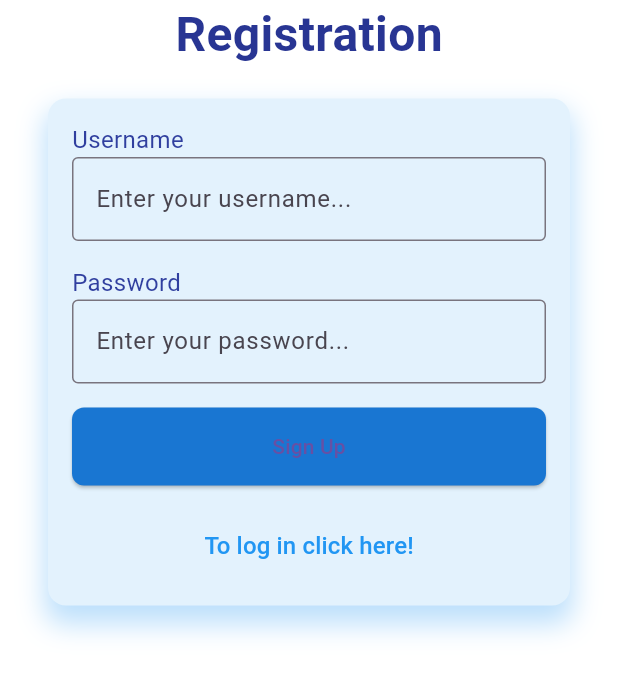
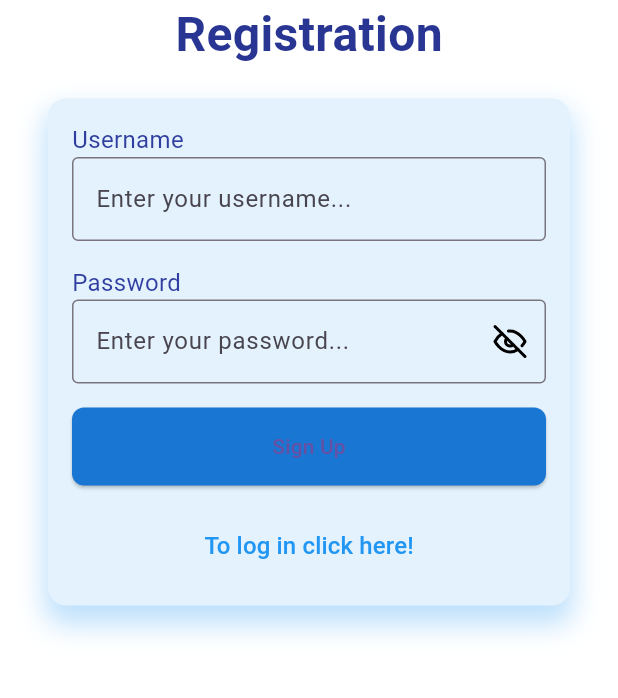
Before and after one commit to DefNet-Enterprise-Mobile-Application/EMAD2024-25-_DefNet-Front-End, a Flutter app: the screen it shows after launch, after a tap on "Click here to register!", on a phone screen of 412 x 824 dp, the part 443-1141 px from its top. Run offline on Flutter 3.47's test engine with Material 3 defaults, Android fonts, the phone set to English and light mode, and no system bars; our stand-ins replace curved_navigation_bar, flutter_dotenv, flutter_svg, font_awesome_flutter, lottie.

Commit message:
update registration - login
- add svg icon eye open and eye closed

```diff
--- a/lib/screens/login_screen.dart
+++ b/lib/screens/login_screen.dart
@@ -4,6 +4,10 @@ import 'package:flutter/material.dart'; // Importa il materiale Flutter per crea
 
 import '../shared/components/shape_lines/ellipse_custom.dart'; // Importa il widget personalizzato per le forme
 import '../shared/services/login_service.dart'; // Importa il servizio di login
+import 'package:flutter_svg/flutter_svg.dart'; // Importa il pacchetto flutter_svg
+
+
+
 
 class LoginScreen extends StatefulWidget {
   @override
@@ -17,6 +21,36 @@ class _LoginScreenState extends State<LoginScreen> {
 
   // Variabile per gestire lo stato di caricamento (loading)
   bool _isLoading = false;
+
+  bool _isPasswordVisible = false;
+  String _passwordErrorMessage = '';
+
+    void _validatePassword(String password) {
+    String errorMessage = '';
+    final hasUppercase = RegExp(r'[A-Z]');
+    final hasLowercase = RegExp(r'[a-z]');
+    final hasDigits = RegExp(r'[0-9]');
+    final hasMinLength = password.length >= 8;
+
+    if (!hasUppercase.hasMatch(password)) {
+      errorMessage += 'Password must contain at least one uppercase letter.\n';
+    }
+    if (!hasLowercase.hasMatch(password)) {
+      errorMessage += 'Password must contain at least one lowercase letter.\n';
+    }
+    if (!hasDigits.hasMatch(password)) {
+      errorMessage += 'Password must contain at least one number.\n';
+    }
+    if (!hasMinLength) {
+      errorMessage += 'Password must be at least 8 characters long.\n';
+    }
+
+    setState(() {
+      _passwordErrorMessage = errorMessage;
+    });
+  }
+
+
 
   // Funzione che mostra un dialog personalizzato
   void _showMessageDialog(BuildContext context, String message, bool success) {
@@ -164,12 +198,39 @@ class _LoginScreenState extends State<LoginScreen> {
                           ),
                           TextField(
                             controller: _passwordController,
-                            obscureText: true,
-                            decoration: const InputDecoration(
-                              border: OutlineInputBorder(),
+                            obscureText: !_isPasswordVisible,
+                            onChanged: _validatePassword,
+                            decoration: InputDecoration(
+                              border: OutlineInputBorder(
+                                borderSide: BorderSide(color: Colors.blue[800]!),
+                              ),
                               hintText: 'Enter your password...',
+                              suffixIcon: IconButton(
+                                icon: _isPasswordVisible
+                                    ? SvgPicture.asset(
+                                        'lib/assets/icons/eye-password-see-view.svg',
+                                      )
+                                    : SvgPicture.asset(
+                                        'lib/assets/icons/eye-password-hide.svg',
+                                      ),
+                                onPressed: () {
+                                  setState(() {
+                                    _isPasswordVisible = !_isPasswordVisible;
+                                  });
+                                },
+                              ),
                             ),
                           ),
+                          if (_passwordErrorMessage.isNotEmpty) ...[
+                            const SizedBox(height: 8),
+                            Text(
+                              _passwordErrorMessage,
+                              style: const TextStyle(
+                                color: Colors.red,
+                                fontSize: 12,
+                              ),
+                            ),
+                          ],
                           const SizedBox(height: 16),
                           Container(
                             width: double.infinity,
--- a/lib/screens/registration_screen.dart
+++ b/lib/screens/registration_screen.dart
@@ -1,9 +1,10 @@
 import 'package:defnet_front_end/screens/login_screen.dart';
 import 'package:defnet_front_end/shared/components/shape_lines/ellipse_custom.dart';
 import 'package:flutter/material.dart';
-import 'package:font_awesome_flutter/font_awesome_flutter.dart'; // Importa il pacchetto per le icone
+import 'package:flutter_svg/flutter_svg.dart'; // Importa il pacchetto flutter_svg
+import 'package:font_awesome_flutter/font_awesome_flutter.dart';
 
-import '../shared/services/registration_service.dart'; // Importa il RegistrationService
+import '../shared/services/registration_service.dart';
 
 class RegistrationScreen extends StatefulWidget {
   const RegistrationScreen({super.key});
@@ -13,44 +14,39 @@ class RegistrationScreen extends StatefulWidget {
 }
 
 class _RegistrationScreenState extends State<RegistrationScreen> {
-  // Controller per raccogliere i dati di input dell'utente
   final _usernameController = TextEditingController();
   final _passwordController = TextEditingController();
 
-  bool _isLoading = false; // Variabile per gestire il loading
-  bool _isPasswordVisible = false; // Variabile per la visibilità della password
-  String _passwordErrorMessage = ''; // Messaggio di errore per la password
+  bool _isLoading = false;
+  bool _isPasswordVisible = false;
+  String _passwordErrorMessage = '';
 
-  // Funzione che mostra un dialog personalizzato
   void _showMessageDialog(BuildContext context, String message, bool success) {
     showDialog(
       context: context,
-      barrierDismissible: false, // Impedisce di chiudere il dialog cliccando fuori
+      barrierDismissible: false,
       builder: (context) {
         return AlertDialog(
-          backgroundColor: Colors.indigo[900], // Sfondo blu
+          backgroundColor: Colors.indigo[900],
           shape: RoundedRectangleBorder(
-            borderRadius: BorderRadius.circular(15), // Bordi arrotondati
+            borderRadius: BorderRadius.circular(15),
           ),
           content: Column(
             mainAxisSize: MainAxisSize.min,
             children: [
               const SizedBox(height: 20),
-              // Mostra l'icona solo in caso di errore
               if (!success)
                 Icon(
                   FontAwesomeIcons.timesCircle,
                   color: Colors.red,
-                  size: 50, // Aumentato per renderlo più visibile
+                  size: 50,
                 ),
               if (success) ...[
-                // Se la registrazione è riuscita, non mostrare l'icona
-                const SizedBox(height: 10), // Spazio per l'allineamento
+                const SizedBox(height: 10),
               ],
               const SizedBox(height: 10),
-              // Mostra solo il messaggio
               Text(
-                message, // Messaggio dinamico
+                message,
                 textAlign: TextAlign.center,
                 style: const TextStyle(
                   color: Colors.white,
@@ -64,11 +60,9 @@ class _RegistrationScreenState extends State<RegistrationScreen> {
       },
     );
 
-    // Chiude il dialog dopo 2 secondi
     Future.delayed(const Duration(seconds: 2), () {
-      Navigator.of(context).pop(); // Chiude il dialog
+      Navigator.of(context).pop();
       if (success) {
-        // Naviga alla schermata di login se la registrazione ha successo
         Navigator.pushReplacement(
           context,
           MaterialPageRoute(builder: (context) => LoginScreen()),
@@ -77,7 +71,6 @@ class _RegistrationScreenState extends State<RegistrationScreen> {
     });
   }
 
-  // Funzione per verificare la validità della password
   void _validatePassword(String password) {
     String errorMessage = '';
     final hasUppercase = RegExp(r'[A-Z]');
@@ -103,30 +96,26 @@ class _RegistrationScreenState extends State<RegistrationScreen> {
     });
   }
 
-  // Funzione per gestire la registrazione
   Future<void> _handleRegister() async {
     final String username = _usernameController.text;
     final String password = _passwordController.text;
 
     if (username.isEmpty || password.isEmpty) {
-      // Mostra un messaggio di errore se i campi sono vuoti
       _showMessageDialog(context, 'Please fill in all fields', false);
       return;
     }
 
     setState(() {
-      _isLoading = true; // Mostra il loading durante la registrazione
+      _isLoading = true;
     });
 
-    // Chiama il servizio di registrazione
     final registrationService = RegistrationService();
     bool success = await registrationService.registerUser(context, username, password);
 
     setState(() {
-      _isLoading = false; // Nasconde il loading
+      _isLoading = false;
     });
 
-    // Mostra il messaggio in base al risultato della registrazione
     if (success) {
       _showMessageDialog(context, 'Registration successful', true);
     } else {
@@ -139,54 +128,45 @@ class _RegistrationScreenState extends State<RegistrationScreen> {
     final screenHeight = MediaQuery.of(context).size.height;
 
     return Scaffold(
-      backgroundColor: Colors.white, // Sfondo bianco
+      backgroundColor: Colors.white,
       body: SingleChildScrollView(
         child: Container(
           width: double.infinity,
           height: screenHeight,
           child: Stack(
             children: <Widget>[
-              // Onda Superiore
               EllipseUp(),
-
-              // Contenuto Centrale
               Column(
                 mainAxisAlignment: MainAxisAlignment.center,
                 children: <Widget>[
-                  const SizedBox(height: 20), // Spazio tra l'onda superiore e il logo
-
-                  // Logo
+                  const SizedBox(height: 20),
                   Image.asset(
-                    'lib/assets/logo.png', // Sostituisci con il percorso del tuo logo
+                    'lib/assets/logo.png',
                     width: 150,
                     height: 150,
                   ),
-
-                  // Scritta "Registration"
                   Text(
                     'Registration',
                     style: TextStyle(
                       fontSize: 32,
                       fontWeight: FontWeight.bold,
-                      color: Colors.indigo[800], // Colore scuro per il testo
+                      color: Colors.indigo[800],
                     ),
                   ),
-
                   const SizedBox(height: 20),
-
                   Padding(
                     padding: const EdgeInsets.symmetric(horizontal: 32.0),
                     child: Container(
                       padding: const EdgeInsets.all(16),
                       decoration: BoxDecoration(
-                        color: Colors.blue[50], // Colore di sfondo del form
-                        borderRadius: BorderRadius.circular(12), // Bordi arrotondati
+                        color: Colors.blue[50],
+                        borderRadius: BorderRadius.circular(12),
                         boxShadow: [
                           BoxShadow(
-                            color: Colors.blue.withOpacity(0.3), // Ombra blu chiara
+                            color: Colors.blue.withOpacity(0.3),
                             spreadRadius: 2,
                             blurRadius: 15,
-                            offset: const Offset(0, 10), // Posizione ombra
+                            offset: const Offset(0, 10),
                           ),
                         ],
                       ),
@@ -197,14 +177,14 @@ class _RegistrationScreenState extends State<RegistrationScreen> {
                             'Username',
                             style: TextStyle(
                               fontSize: 16,
-                              color: Colors.indigo[700], // Colore del testo dei campi
+                              color: Colors.indigo[700],
                             ),
                           ),
                           TextField(
                             controller: _usernameController,
                             decoration: InputDecoration(
                               border: OutlineInputBorder(
-                                borderSide: BorderSide(color: Colors.blue[800]!), // Bordo blu
+                                borderSide: BorderSide(color: Colors.blue[800]!),
                               ),
                               hintText: 'Enter your username...',
                             ),
@@ -214,19 +194,32 @@ class _RegistrationScreenState extends State<RegistrationScreen> {
                             'Password',
                             style: TextStyle(
                               fontSize: 16,
-                              color: Colors.indigo[700], // Colore del testo dei campi
+                              color: Colors.indigo[700],
                             ),
                           ),
-                          // Campo della password senza icona per la visibilità
                           TextField(
                             controller: _passwordController,
-                            obscureText: !_isPasswordVisible, // Mostra o nasconde la password
-                            onChanged: _validatePassword, // Verifica la password ad ogni cambiamento
+                            obscureText: !_isPasswordVisible,
+                            onChanged: _validatePassword,
                             decoration: InputDecoration(
                               border: OutlineInputBorder(
-                                borderSide: BorderSide(color: Colors.blue[800]!), // Bordo blu
+                                borderSide: BorderSide(color: Colors.blue[800]!),
                               ),
                               hintText: 'Enter your password...',
+                              suffixIcon: IconButton(
+                                icon: _isPasswordVisible
+                                    ? SvgPicture.asset(
+                                        'lib/assets/icons/eye-password-see-view.svg',
+                                      )
+                                    : SvgPicture.asset(
+                                        'lib/assets/icons/eye-password-hide.svg',
+                                      ),
+                                onPressed: () {
+                                  setState(() {
+                                    _isPasswordVisible = !_isPasswordVisible;
+                                  });
+                                },
+                              ),
                             ),
                           ),
                           if (_passwordErrorMessage.isNotEmpty) ...[
@@ -243,13 +236,13 @@ class _RegistrationScreenState extends State<RegistrationScreen> {
                           Container(
                             width: double.infinity,
                             child: ElevatedButton(
-                              onPressed: _isLoading ? null : _handleRegister, // Usa _handleRegister quando premuto
+                              onPressed: _isLoading ? null : _handleRegister,
                               child: _isLoading
                                   ? const CircularProgressIndicator()
                                   : const Text('Sign Up'),
                               style: ElevatedButton.styleFrom(
                                 padding: const EdgeInsets.symmetric(vertical: 16),
-                                backgroundColor: Colors.blue[700], // Colore blu per il pulsante
+                                backgroundColor: Colors.blue[700],
                                 shape: RoundedRectangleBorder(
                                   borderRadius: BorderRadius.circular(8),
                                 ),
@@ -260,7 +253,6 @@ class _RegistrationScreenState extends State<RegistrationScreen> {
                           Center(
                             child: TextButton(
                               onPressed: () {
-                                // Vai alla schermata di login
                                 Navigator.pushReplacement(
                                   context,
                                   MaterialPageRoute(builder: (context) => LoginScreen()),
--- a/pubspec.yaml
+++ b/pubspec.yaml
@@ -38,6 +38,8 @@ dependencies:
   # Use with the CupertinoIcons class for iOS style icons.
   cupertino_icons: ^1.0.8
   flutter_dotenv: any # Controlla su pub.dev per la versione più recente
+  flutter_svg: any
+
 
 
 dev_dependencies:
@@ -75,6 +77,10 @@ flutter:
     - lib/assets/icons/profile.png
     - lib/assets/avatar/avatar.png
     - .env
+
+    - lib/assets/icons/eye-password-hide.svg
+    - lib/assets/icons/eye-password-see-view.svg
+
   # The following line ensures that the Material Icons font is
   # included with your application, so that you can use the icons in
   # the material Icons class.
```
Also changed, not shown: lib/assets/icons/eye-password-hide.svg (added), lib/assets/icons/eye-password-see-view.svg (added), pubspec.lock.
